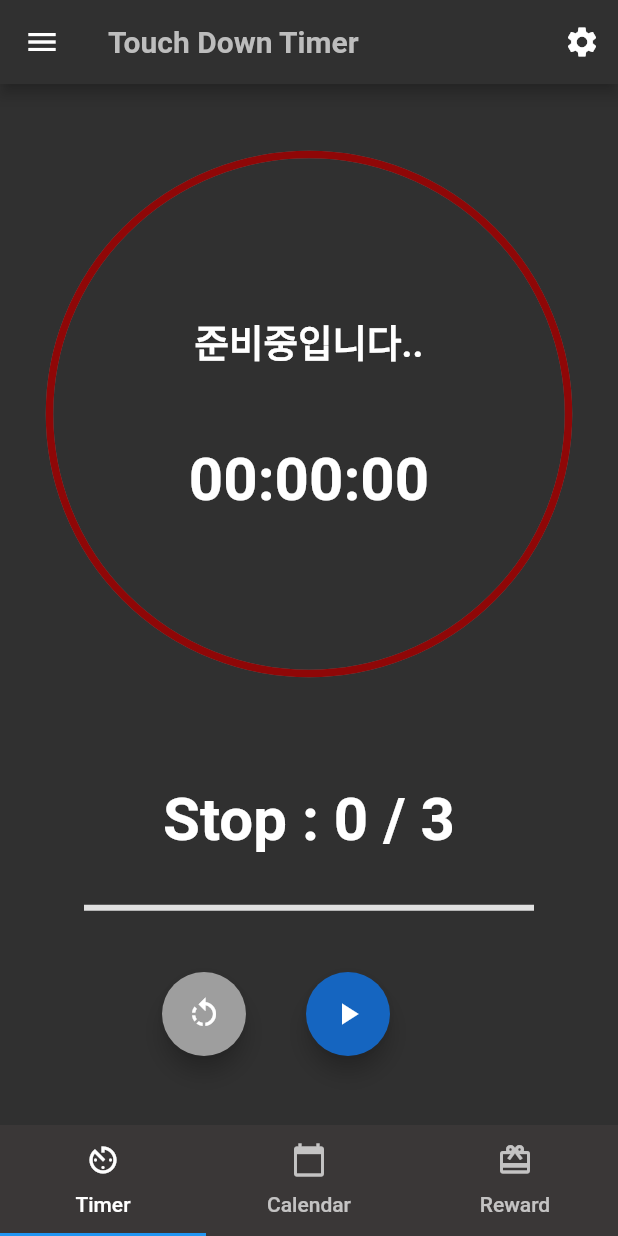
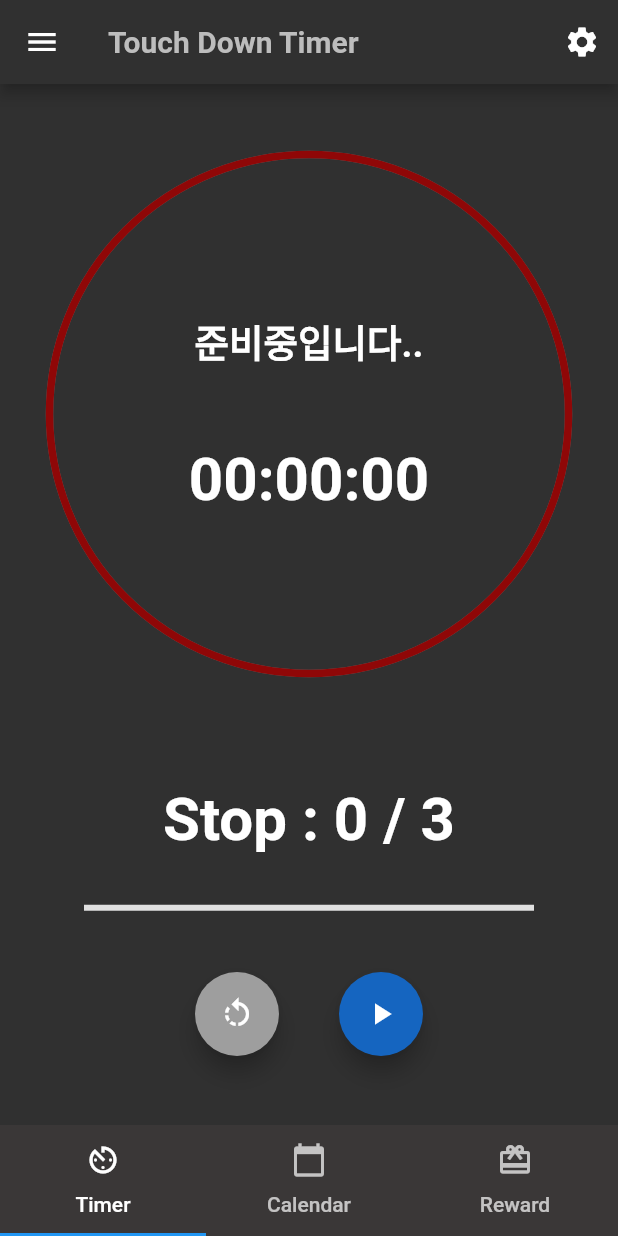
Before and after one commit to potatoCompletion/studyHelper, a Flutter app: the screen it shows after launch, on a phone screen of 412 x 824 dp. Run offline on Flutter 3.47's test engine with Material 2 defaults, Android fonts, the phone set to English and light mode, and no system bars; our stand-ins replace rflutter_alert, table_calendar; missing offline and left inert: scratcher.

Commit message:
2021-05-26 timer design fix by potatoCompletion

```diff
--- a/lib/ui/timer/dtimer.dart
+++ b/lib/ui/timer/dtimer.dart
@@ -32,15 +32,6 @@ class DtimerState extends State<Dtimer> with TickerProviderStateMixin {
   void dispose() {
     controller.dispose();
     super.dispose();
-  }
-
-  //(디자인) 차감식 타이머 스타트 버튼 모양 설정
-  Icon get _setIcon {
-    if (controller.isAnimating) {
-      return Icon(Icons.pause);
-    } else {
-      return Icon(Icons.play_arrow);
-    }
   }
 
   //(디자인) 일시정지 카운트 텍스트
@@ -183,34 +174,31 @@ class DtimerState extends State<Dtimer> with TickerProviderStateMixin {
                 ),
                 Container(
                   // start button position
-                  margin: EdgeInsets.fromLTRB(100.0, 8.0, 2.0, 8.0),
+                  margin: EdgeInsets.fromLTRB(2.0, 8.0, 2.0, 8.0),
                   child: Row(
-                    //mainAxisAlignment: MainAxisAlignment.spaceEvenly,
+                    mainAxisAlignment: MainAxisAlignment.center,
                     children: <Widget>[
                       FloatingActionButton(
-
                         backgroundColor: Colors.grey,
                         onPressed: () {
-
                           _reset();
                         },
                         child: Icon(Icons.rotate_left),
                       ),
-
                       SizedBox(
                         height: 0,
                         width: 40,
                       ),
-
                       // start button
                       FloatingActionButton(
                         backgroundColor: Colors.blue[800],
-                        child: AnimatedBuilder(
-                          animation: controller,
-                          builder: (BuildContext context, Widget child) {
-                            return _setIcon;
-                          },
-                        ),
+                        // child: AnimatedBuilder(
+                        //   animation: controller,
+                        //   builder: (BuildContext context, Widget child) {
+                        //     return _setIcon;
+                        //   },
+                        // ),
+                        child: Icon(controller.isAnimating ? Icons.pause : Icons.play_arrow),
                         onPressed: () {
                           if (controller.isAnimating) {
                             controller.stop(canceled: true);
@@ -222,9 +210,7 @@ class DtimerState extends State<Dtimer> with TickerProviderStateMixin {
                                     ? 1.0
                                     : controller.value);
                           }
-                          setState(() {
-                            _setIcon;
-                          });
+                          setState(() {});
                         },
                       ),
 
```
Also changed, not shown: lib/ui/timer/atimer.dart (+3 -28 lines).
